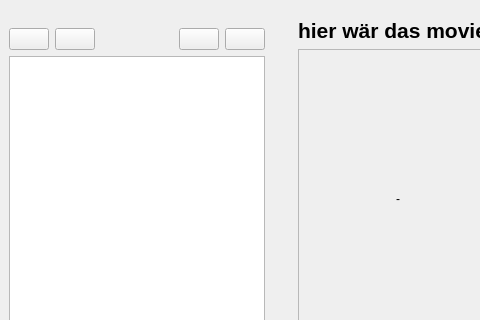
Old version of the form moviehamster/gui/qtgui.ui in the repository bordstein/hamster; both pictures show x 0 to 480 and y 0 to 320 of the 995 by 654 pixel window.
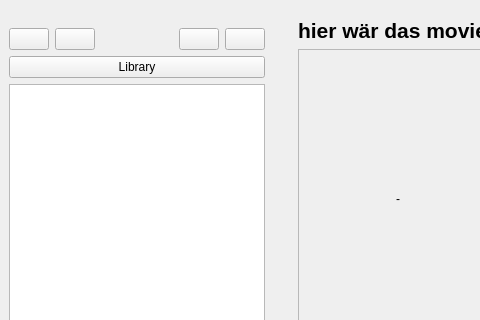
New version of the form. The open tabs and pages were chosen to show the change. Icons and pictures are not drawn.

Commit message: this time _really_ fixed history, added library button

What changed in the file:
```diff
--- a/moviehamster/gui/qtgui.ui
+++ b/moviehamster/gui/qtgui.ui
@@ -557,6 +557,13 @@
        </item>
       </layout>
      </item>
+     <item>
+      <widget class="QPushButton" name="btn_library">
+       <property name="text">
+        <string>Library</string>
+       </property>
+      </widget>
+     </item>
      <item>
       <widget class="QListView" name="listView"/>
      </item>
```
Left out of the diff: 4 changed lines with no effect on the pictures. The commit also changes 3 other files.
